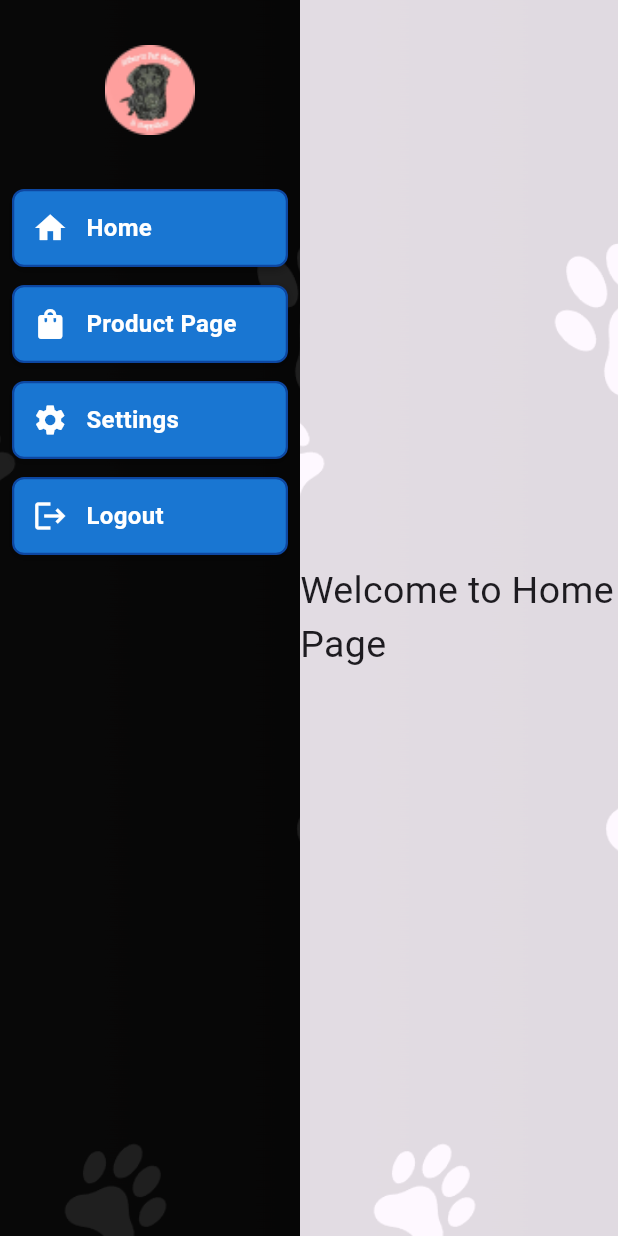
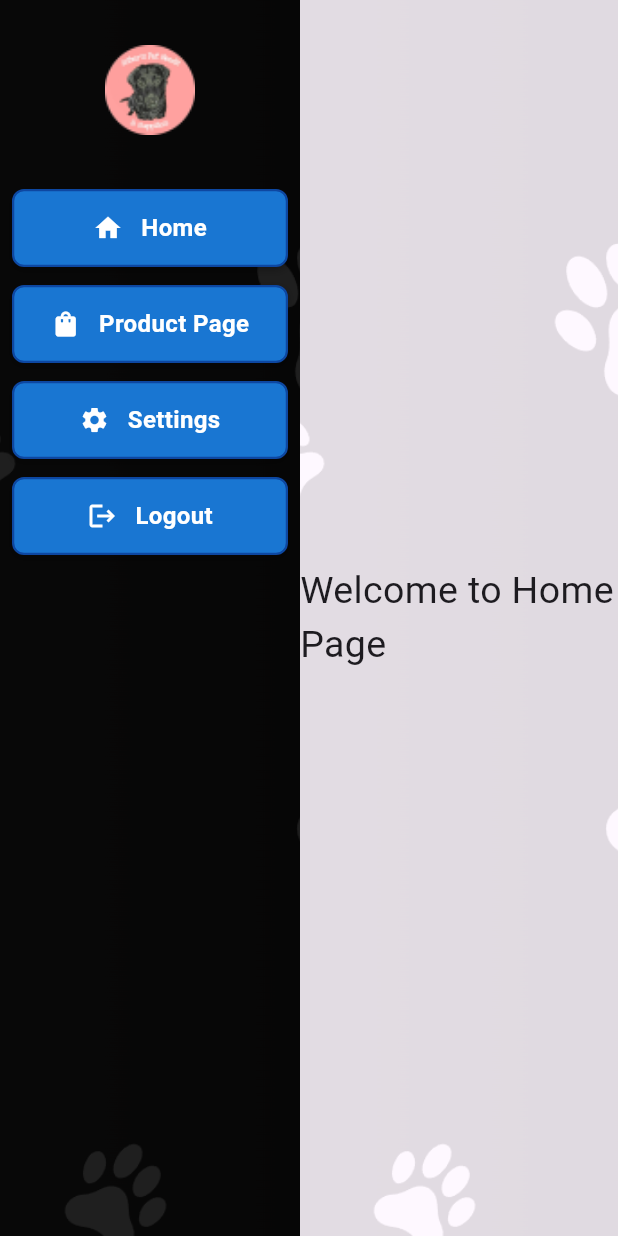
Before and after one commit to LouSassle01/Pet_Shop, a Flutter app: the screen it shows after launch, after a tap on "LOGIN", on a phone screen of 412 x 824 dp. Run offline on Flutter 3.47's test engine with Material 3 defaults, Android fonts, the phone set to English and light mode, and no system bars.

Commit message:
Edit Kuan

```diff
--- a/lib/main.dart
+++ b/lib/main.dart
@@ -21,19 +21,51 @@ class MyApp extends StatelessWidget {
     return MaterialApp(
       debugShowCheckedModeBanner: false,
       title: 'POS System',
-
       initialRoute: '/login',
 
-      routes: {
-        // Pages WITHOUT navbar
-        '/login': (context) => const LoginPage(),
-        '/register': (context) => const RegisterPage(),
+      // Use onGenerateRoute so we can control transitions.
+      onGenerateRoute: (settings) {
+        Widget page;
+        switch (settings.name) {
+          // Pages WITHOUT navbar
+          case '/login':
+            page = const LoginPage();
+            break;
+          case '/register':
+            page = const RegisterPage();
+            break;
 
-        // Pages WITH fixed navbar
-        '/landing': (context) => const MainLayout(child: LandingPage()),
-        '/product': (context) => const MainLayout(child: POverview()),
-        '/settings': (context) => const MainLayout(child: SettingsPage()),
-        '/logout': (context) => const MainLayout(child: LogoutPage()),
+          // Pages WITH fixed navbar
+          case '/landing':
+            page = const MainLayout(child: LandingPage());
+            break;
+          case '/product':
+            page = const MainLayout(child: POverview());
+            break;
+          case '/settings':
+            page = const MainLayout(child: SettingsPage());
+            break;
+          case '/logout':
+            page = const MainLayout(child: LogoutPage());
+            break;
+          default:
+            page = const LoginPage();
+        }
+
+        // For the main content routes, use zero-duration transitions
+        // to make navigation seamless (no popup/animation).
+        final seamlessRoutes = {'/landing', '/product', '/settings', '/logout'};
+        if (seamlessRoutes.contains(settings.name)) {
+          return PageRouteBuilder(
+            settings: settings,
+            pageBuilder: (context, animation, secondaryAnimation) => page,
+            transitionDuration: Duration.zero,
+            reverseTransitionDuration: Duration.zero,
+          );
+        }
+
+        // Default to MaterialPageRoute for other pages (login/register)
+        return MaterialPageRoute(builder: (context) => page, settings: settings);
       },
     );
   }
--- a/lib/navbar.dart
+++ b/lib/navbar.dart
@@ -1,8 +1,13 @@
 import 'package:flutter/material.dart';
 
-class LeftSideNavBar extends StatelessWidget {
+class LeftSideNavBar extends StatefulWidget {
   const LeftSideNavBar({super.key});
 
+  @override
+  State<LeftSideNavBar> createState() => _LeftSideNavBarState();
+}
+
+class _LeftSideNavBarState extends State<LeftSideNavBar> {
   @override
   Widget build(BuildContext context) {
     return Container(
@@ -29,74 +34,139 @@ class LeftSideNavBar extends StatelessWidget {
             ),
           ),
 
-
-          // HOME
-          navItem(
-            context: context,
+          _NavItem(
             icon: Icons.home,
-            text: "Home",
-            route: "/landing",
+            text: 'Home',
+            route: '/landing',
           ),
 
-          // PRODUCT PAGE
-          navItem(
-            context: context,
+          _NavItem(
             icon: Icons.shopping_bag,
-            text: "Product Page",
-            route: "/product",
+            text: 'Product Page',
+            route: '/product',
           ),
 
-          // SETTINGS
-          navItem(
-            context: context,
+          _NavItem(
             icon: Icons.settings,
-            text: "Settings",
-            route: "/settings",
+            text: 'Settings',
+            route: '/settings',
           ),
 
-          // LOGOUT
-          navItem(
-            context: context,
+          _NavItem(
             icon: Icons.logout,
-            text: "Logout",
-            route: "/logout",
+            text: 'Logout',
+            route: '/logout',
           ),
         ],
       ),
     );
   }
+}
 
-  Widget navItem({
-    required BuildContext context,
-    required IconData icon,
-    required String text,
-    required String route,
-  }) {
+class _NavItem extends StatefulWidget {
+  final IconData icon;
+  final String text;
+  final String route;
+
+  const _NavItem({required this.icon, required this.text, required this.route});
+
+  @override
+  State<_NavItem> createState() => _NavItemState();
+}
+
+class _NavItemState extends State<_NavItem> {
+  bool _isPressed = false;
+
+  void _onTapDown(TapDownDetails details) {
+    setState(() => _isPressed = true);
+  }
+
+  void _onTapUp(TapUpDetails details) {
+    setState(() => _isPressed = false);
+  }
+
+  void _onTapCancel() {
+    setState(() => _isPressed = false);
+  }
+
+  @override
+  Widget build(BuildContext context) {
+    final baseColor = Colors.blue.shade700;
+    final pressedColor = Colors.blue.shade900;
+
     return Padding(
       padding: const EdgeInsets.symmetric(vertical: 6.0, horizontal: 8.0),
-      child: InkWell(
-        borderRadius: BorderRadius.circular(8),
-        onTap: () {
-          Navigator.pushReplacementNamed(context, route);
+      child: GestureDetector(
+        onTapDown: _onTapDown,
+        onTapUp: (d) {
+          _onTapUp(d);
+          Navigator.pushReplacementNamed(context, widget.route);
         },
-        child: Container(
+        onTapCancel: _onTapCancel,
+        child: AnimatedContainer(
+          duration: const Duration(milliseconds: 120),
           height: 52,
           padding: const EdgeInsets.symmetric(horizontal: 12),
+          transform: Matrix4.identity()..scale(_isPressed ? 0.985 : 1.0),
           decoration: BoxDecoration(
-            color: Colors.blue.shade700,
+            color: _isPressed ? pressedColor : baseColor,
             borderRadius: BorderRadius.circular(8),
             border: Border.all(color: Colors.blue.shade900, width: 1.5),
-            boxShadow: const [
-              BoxShadow(color: Colors.black26, blurRadius: 4, offset: Offset(0, 2)),
+            boxShadow: [
+              BoxShadow(
+                color: Colors.black26,
+                blurRadius: _isPressed ? 2 : 4,
+                offset: Offset(0, _isPressed ? 1 : 2),
+              ),
             ],
           ),
-          child: Row(
+          child: Stack(
             children: [
-              Icon(icon, color: Colors.white),
-              const SizedBox(width: 12),
-              Text(
-                text,
-                style: const TextStyle(color: Colors.white, fontSize: 16, fontWeight: FontWeight.w600),
+              Center(
+                child: Row(
+                  mainAxisSize: MainAxisSize.min,
+                  mainAxisAlignment: MainAxisAlignment.center,
+                  crossAxisAlignment: CrossAxisAlignment.center,
+                  children: [
+                    Icon(widget.icon, color: Colors.white, size: 20),
+                    const SizedBox(width: 12),
+                    Text(
+                      widget.text,
+                      textAlign: TextAlign.center,
+                      style: const TextStyle(color: Colors.white, fontSize: 16, fontWeight: FontWeight.w600),
+                    ),
+                  ],
+                ),
+              ),
+
+              // Shiny overlay that appears while pressed
+              AnimatedOpacity(
+                opacity: _isPressed ? 0.18 : 0.0,
+                duration: const Duration(milliseconds: 120),
+                child: Align(
+                  alignment: Alignment.topLeft,
+                  child: FractionallySizedBox(
+                    widthFactor: 1.2,
+                    heightFactor: 1.6,
+                    child: Transform.rotate(
+                      angle: -0.4,
+                      child: Container(
+                        decoration: BoxDecoration(
+                          borderRadius: BorderRadius.circular(8),
+                          gradient: LinearGradient(
+                            colors: [
+                              Colors.white.withOpacity(0.45),
+                              Colors.white.withOpacity(0.0),
+                            ],
+                            begin: Alignment.topLeft,
+                            end: Alignment.bottomRight,
+                            stops: const [0.0, 0.6],
+                          ),
+                        ),
+                      ),
+                    ),
+                  ),
+                ),
               ),
             ],
           ),
```
